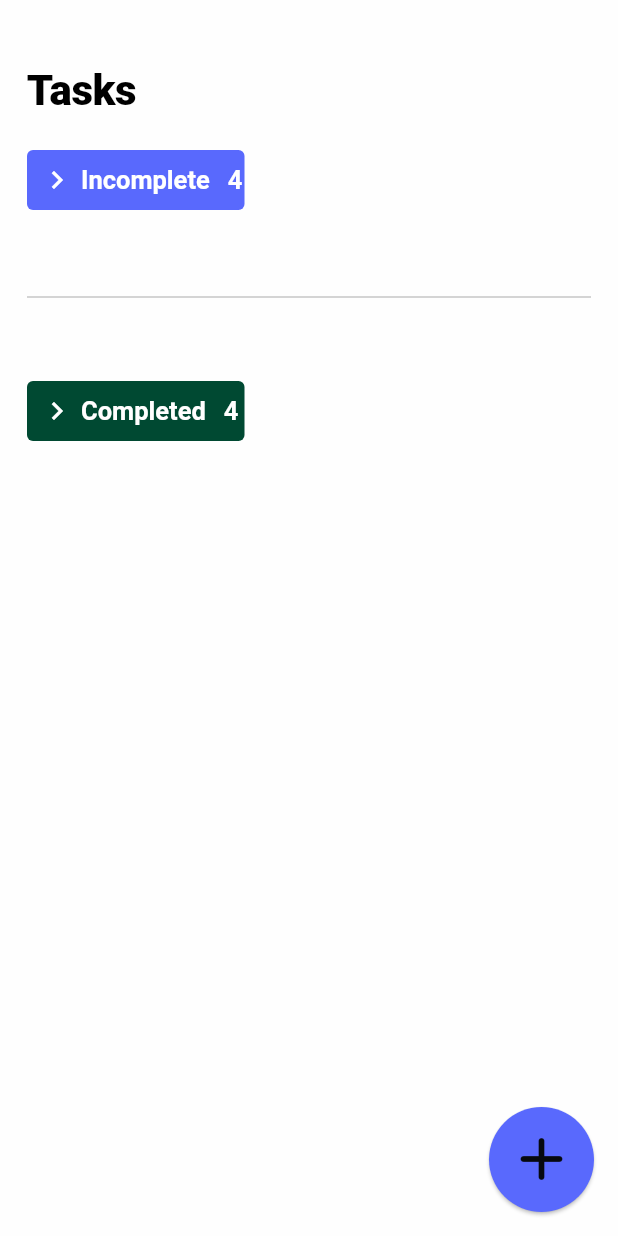
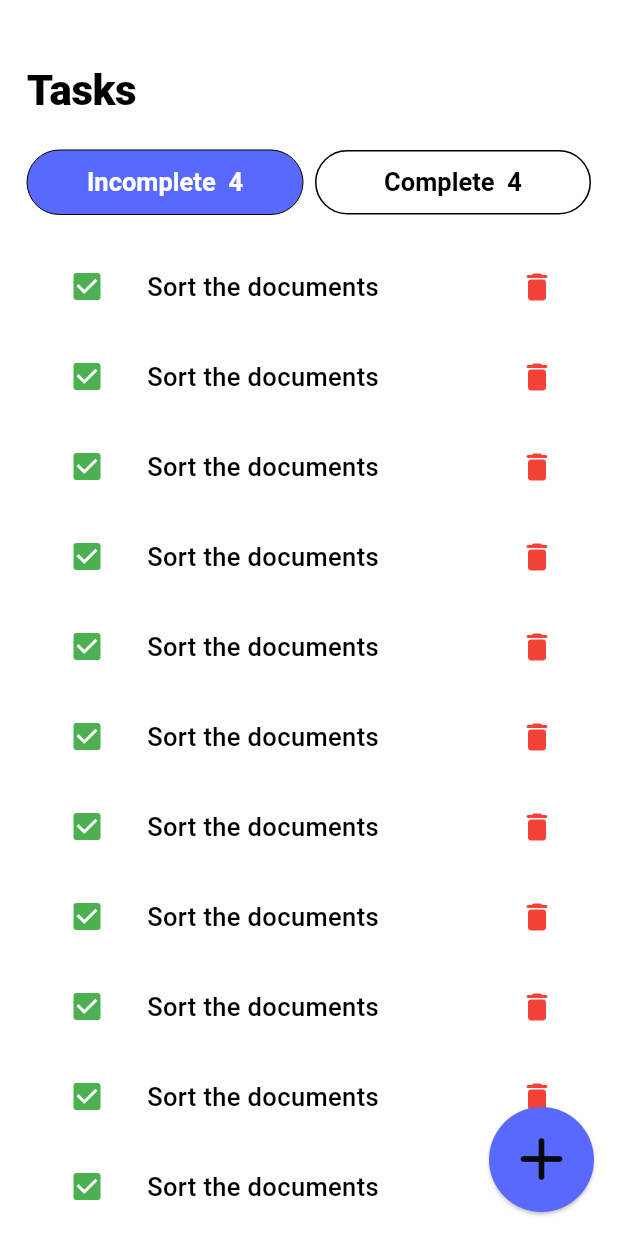
Before and after one commit to TaylorOkis/taskify, a Flutter app: the screen it shows after launch, on a phone screen of 412 x 824 dp. Run offline on Flutter 3.47's test engine with Material 3 defaults, Android fonts, the phone set to English and light mode, and no system bars; our stand-ins replace flutter_riverpod.

Commit message:
New UI layout for home screen

```diff
--- a/lib/UI/screens/add_task_screen.dart
+++ b/lib/UI/screens/add_task_screen.dart
@@ -41,6 +41,8 @@ class AddTaskScreen extends StatelessWidget {
                       borderSide: const BorderSide(width: 1),
                       borderRadius: BorderRadius.circular(TaskifySizes.xSmall),
                     ),
+                    labelText: 'Name',
+                    // hintText: 'Name',
                   ),
                 ),
               ],
--- a/lib/UI/screens/home_screen.dart
+++ b/lib/UI/screens/home_screen.dart
@@ -1,13 +1,11 @@
 import 'package:flutter/material.dart';
 import 'package:flutter_riverpod/flutter_riverpod.dart';
-import 'package:taskify/main.dart';
 import 'package:taskify/provider/riverpod.dart';
-import 'package:taskify/provider/ui_provider.dart';
 
-import '../../utils/constants/colors.dart';
 import '../../utils/constants/sizes.dart';
+import '../widgets/alt_section_header.dart';
 import '../widgets/custom_floating_action_button.dart';
-import '../widgets/section_header.dart';
+
 import '../widgets/task_list.dart';
 
 class HomeScreen extends ConsumerWidget {
@@ -36,38 +34,75 @@ class HomeScreen extends ConsumerWidget {
               children: [
                 Text('Tasks', style: Theme.of(context).textTheme.displayLarge),
                 const SizedBox(height: TaskifySizes.xLarge),
-                GestureDetector(
-                  onTap: () => ref.read(showProvider).toggleShowInComplete(),
-                  child: SectionHeader(
-                    title: 'Incomplete',
-                    color: Theme.of(context).colorScheme.primary,
-                    show: ref.watch(showProvider).showInComplete,
-                  ),
+                Row(
+                  children: [
+                    Flexible(
+                      child: GestureDetector(
+                        onTap: () =>
+                            ref.read(showProvider).toggleShowInComplete(),
+                        child: AltSectionHeader(
+                          title: 'Incomplete',
+                          color: Theme.of(context).colorScheme.primary,
+                          show: ref.watch(showProvider).showInComplete,
+                        ),
+                      ),
+                    ),
+                    const SizedBox(width: TaskifySizes.xSmall),
+                    Flexible(
+                      child: GestureDetector(
+                        onTap: () =>
+                            ref.read(showProvider).toggleShowCompleted(),
+                        child: AltSectionHeader(
+                          title: 'Complete',
+                          color: Theme.of(context).colorScheme.tertiary,
+                          show: ref.watch(showProvider).showCompleted,
+                        ),
+                      ),
+                    ),
+                  ],
                 ),
                 const SizedBox(height: TaskifySizes.large),
                 Visibility(
                   visible: ref.watch(showProvider).showInComplete,
                   child: const TaskList(),
                 ),
-                const SizedBox(height: TaskifySizes.xsLarge),
-                const Divider(
-                  thickness: TaskifySizes.xsSmall / 10,
-                  color: TaskifyColors.lightGrey,
-                ),
-                const SizedBox(height: TaskifySizes.xsLarge * 1.5),
-                GestureDetector(
-                  onTap: () => ref.read(showProvider).toggleShowCompleted(),
-                  child: SectionHeader(
-                    title: 'Completed',
-                    color: Theme.of(context).colorScheme.tertiary,
-                    show: ref.watch(showProvider).showCompleted,
-                  ),
-                ),
-                const SizedBox(height: TaskifySizes.large),
                 Visibility(
                   visible: ref.watch(showProvider).showCompleted,
                   child: const TaskList(),
                 ),
+
+                // GestureDetector(
+                //   onTap: () => ref.read(showProvider).toggleShowInComplete(),
+                //   child: SectionHeader(
+                //     title: 'Incomplete',
+                //     color: Theme.of(context).colorScheme.primary,
+                //     show: ref.watch(showProvider).showInComplete,
+                //   ),
+                // ),
+                // const SizedBox(height: TaskifySizes.large),
+                // Visibility(
+                //   visible: ref.watch(showProvider).showInComplete,
+                //   child: const TaskList(),
+                // ),
+                // const SizedBox(height: TaskifySizes.xsLarge),
+                // const Divider(
+                //   thickness: TaskifySizes.xsSmall / 10,
+                //   color: TaskifyColors.lightGrey,
+                // ),
+                // const SizedBox(height: TaskifySizes.xsLarge * 1.5),
+                // GestureDetector(
+                //   onTap: () => ref.read(showProvider).toggleShowCompleted(),
+                //   child: SectionHeader(
+                //     title: 'Completed',
+                //     color: Theme.of(context).colorScheme.tertiary,
+                //     show: ref.watch(showProvider).showCompleted,
+                //   ),
+                // ),
+                // const SizedBox(height: TaskifySizes.large),
+                // Visibility(
+                //   visible: ref.watch(showProvider).showCompleted,
+                //   child: const TaskList(),
+                // ),
               ],
             ),
           ),
--- /dev/null
+++ b/lib/UI/widgets/alt_section_header.dart
@@ -0,0 +1,51 @@
+import 'package:flutter/material.dart';
+
+import '../../utils/constants/colors.dart';
+import '../../utils/constants/sizes.dart';
+
+class AltSectionHeader extends StatelessWidget {
+  const AltSectionHeader({
+    super.key,
+    required this.color,
+    required this.title,
+    required this.show,
+  });
+
+  final Color color;
+  final String title;
+  final bool show;
+
+  @override
+  Widget build(BuildContext context) {
+    return Container(
+      // width: TaskifyDeviceUtils.getScreenWidth(context) * 0.45,
+      height: TaskifySizes.sectionHeaderHeight,
+      decoration: BoxDecoration(
+        borderRadius: BorderRadius.circular(TaskifySizes.xLarge),
+        border: show ? Border.all(width: 0) : Border.all(width: 1.0),
+        color: show ? color : TaskifyColors.lightBackgroundColor,
+      ),
+      child: Center(
+        child: Row(
+          mainAxisAlignment: MainAxisAlignment.center,
+          children: [
+            Text(
+              '$title  4',
+              style: show
+                  ? Theme.of(context).textTheme.titleLarge
+                  : Theme.of(context)
+                      .textTheme
+                      .titleLarge!
+                      .copyWith(color: TaskifyColors.darkText),
+            ),
+            // const SizedBox(width: TaskifySizes.small),
+            // Text(
+            //   '4',
+            //   style: Theme.of(context).textTheme.titleLarge,
+            // ),
+          ],
+        ),
+      ),
+    );
+  }
+}
--- a/lib/UI/widgets/section_header.dart
+++ b/lib/UI/widgets/section_header.dart
@@ -1,4 +1,5 @@
 import 'package:flutter/material.dart';
+import 'package:taskify/utils/device/device_utility.dart';
 
 import '../../utils/constants/colors.dart';
 import '../../utils/constants/sizes.dart';
@@ -18,7 +19,7 @@ class SectionHeader extends StatelessWidget {
   @override
   Widget build(BuildContext context) {
     return Container(
-      width: TaskifySizes.sectionHeaderWidth,
+      width: TaskifyDeviceUtils.getScreenWidth(context) * 0.45,
       height: TaskifySizes.sectionHeaderHeight,
       decoration: BoxDecoration(
         borderRadius: BorderRadius.circular(TaskifySizes.xsSmall),
--- a/lib/UI/widgets/task_list.dart
+++ b/lib/UI/widgets/task_list.dart
@@ -21,7 +21,7 @@ class TaskList extends StatelessWidget {
           minTileHeight: 60,
         );
       },
-      itemCount: 9,
+      itemCount: 20,
       shrinkWrap: true,
       physics: const NeverScrollableScrollPhysics(),
     );
--- a/lib/main.dart
+++ b/lib/main.dart
@@ -3,7 +3,6 @@ import 'package:flutter_riverpod/flutter_riverpod.dart';
 import 'package:taskify/utils/theme/theme.dart';
 
 import 'UI/screens/home_screen.dart';
-import 'provider/ui_provider.dart';
 
 void main() {
   runApp(const ProviderScope(child: MyApp()));
--- a/lib/provider/ui_provider.dart
+++ b/lib/provider/ui_provider.dart
@@ -1,18 +1,24 @@
 import 'package:flutter/material.dart';
 
 class UiProvider extends ChangeNotifier {
-  bool _showInComplete = false;
+  bool _showInComplete = true;
   bool get showInComplete => _showInComplete;
 
   void toggleShowInComplete() {
-    _showInComplete = !_showInComplete;
+    if (!_showInComplete) {
+      _showInComplete = !_showInComplete;
+      _showCompleted = !_showCompleted;
+    }
     notifyListeners();
   }
 
   bool _showCompleted = false;
   bool get showCompleted => _showCompleted;
   void toggleShowCompleted() {
-    _showCompleted = !_showCompleted;
+    if (!_showCompleted) {
+      _showCompleted = !_showCompleted;
+      _showInComplete = !_showCompleted;
+    }
     notifyListeners();
   }
 }
--- a/lib/utils/constants/sizes.dart
+++ b/lib/utils/constants/sizes.dart
@@ -9,6 +9,5 @@ class TaskifySizes {
   static const double xsLarge = 32.0;
 
   static const double appBarHeight = 45;
-  static const double sectionHeaderHeight = 40.0;
-  static const double sectionHeaderWidth = 145.0;
+  static const double sectionHeaderHeight = 43.0;
 }
--- /dev/null
+++ b/lib/utils/device/device_utility.dart
@@ -0,0 +1,9 @@
+import 'package:flutter/material.dart';
+
+class TaskifyDeviceUtils {
+  TaskifyDeviceUtils._();
+
+  static double getScreenWidth(BuildContext context) {
+    return MediaQuery.of(context).size.width;
+  }
+}
--- a/lib/utils/theme/theme.dart
+++ b/lib/utils/theme/theme.dart
@@ -1,5 +1,4 @@
 import 'package:flutter/material.dart';
-import 'package:taskify/utils/theme/custom/input_decoration.dart';
 
 import 'custom/checbox.dart';
 import 'custom/color_scheme.dart';
```
